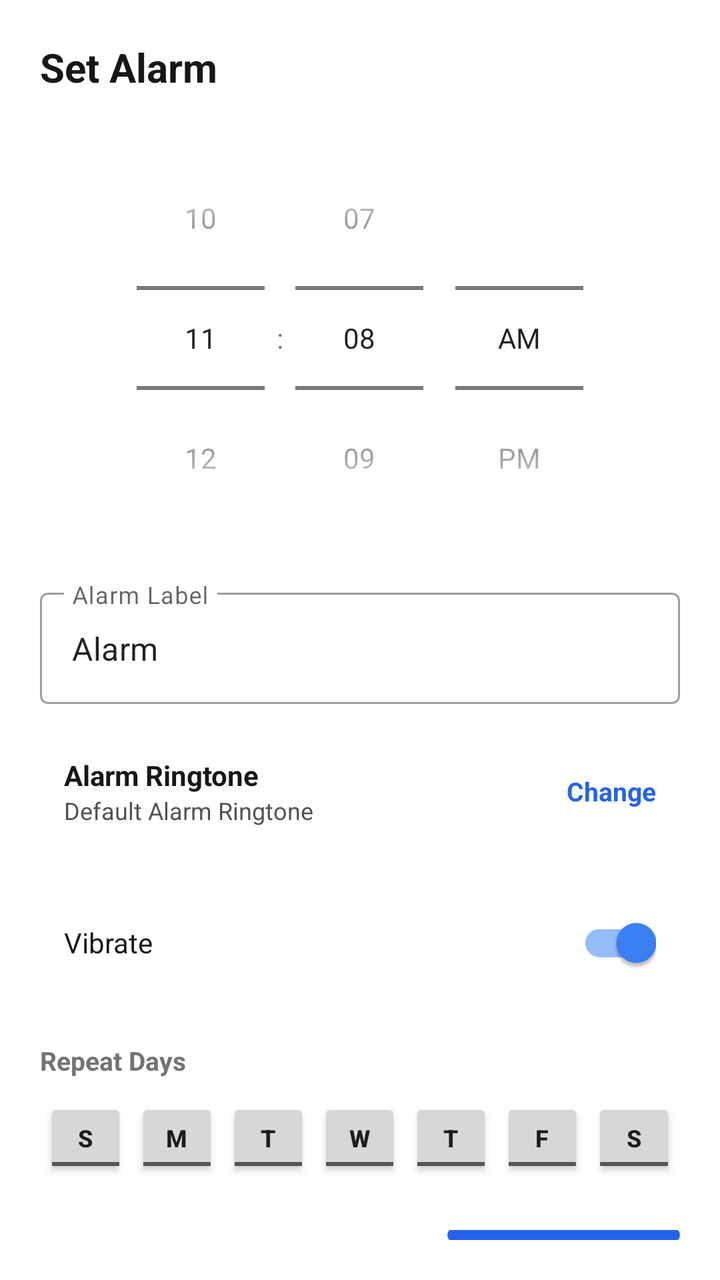
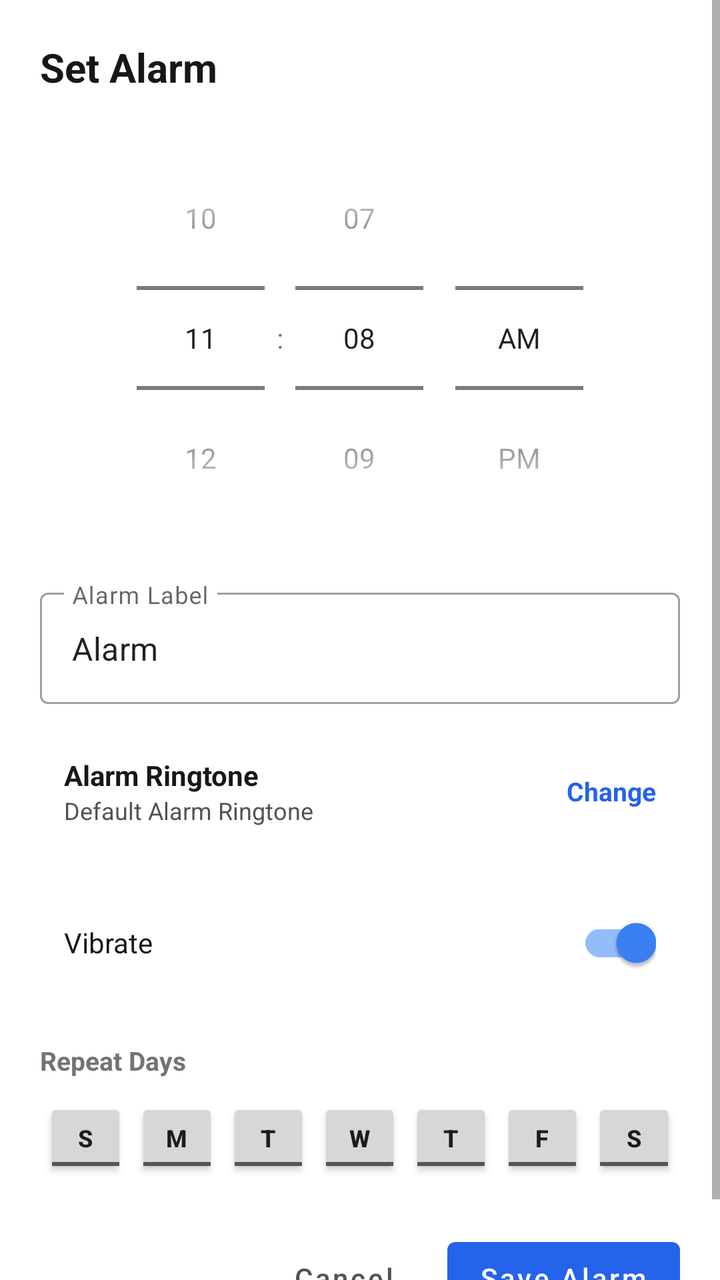

The first picture is an Android layout as it rendered before a commit; the second is the same layout after the commit. The layout source and the unified diff follow.
<!-- AndroidManifest.xml: application theme Theme.Zez -->
<!-- res/layout/dialog_edit_alarm.xml -->
<?xml version="1.0" encoding="utf-8"?>
<LinearLayout
    xmlns:android="http://schemas.android.com/apk/res/android"
    xmlns:app="http://schemas.android.com/apk/res-auto"
    android:layout_width="match_parent"
    android:layout_height="wrap_content"
    android:orientation="vertical"
    android:padding="20dp"
    android:background="@color/theme_surface">

    <TextView
        android:id="@+id/tv_dialog_title"
        android:layout_width="wrap_content"
        android:layout_height="wrap_content"
        android:text="Set Alarm"
        android:textSize="20sp"
        android:textStyle="bold"
        android:textColor="@color/theme_text_primary"
        android:layout_marginBottom="16dp" />

    
    <TimePicker
        android:id="@+id/time_picker"
        android:layout_width="match_parent"
        android:layout_height="wrap_content"
        android:timePickerMode="spinner"
        android:layout_gravity="center"
        android:layout_marginBottom="16dp" />

    
    <com.google.android.material.textfield.TextInputLayout
        android:layout_width="match_parent"
        android:layout_height="wrap_content"
        android:hint="Alarm Label"
        style="@style/Widget.MaterialComponents.TextInputLayout.OutlinedBox"
        android:layout_marginBottom="14dp">

        <com.google.android.material.textfield.TextInputEditText
            android:id="@+id/et_alarm_label"
            android:layout_width="match_parent"
            android:layout_height="wrap_content"
            android:singleLine="true"
            android:text="Alarm" />
    </com.google.android.material.textfield.TextInputLayout>

    
    <LinearLayout
        android:id="@+id/row_select_ringtone"
        android:layout_width="match_parent"
        android:layout_height="wrap_content"
        android:orientation="horizontal"
        android:gravity="center_vertical"
        android:padding="12dp"
        android:background="?attr/selectableItemBackground"
        android:layout_marginBottom="10dp">

        <LinearLayout
            android:layout_width="0dp"
            android:layout_height="wrap_content"
            android:layout_weight="1"
            android:orientation="vertical">

            <TextView
                android:layout_width="wrap_content"
                android:layout_height="wrap_content"
                android:text="Alarm Ringtone"
                android:textSize="14sp"
                android:textStyle="bold"
                android:textColor="@color/theme_text_primary" />

            <TextView
                android:id="@+id/tv_selected_ringtone"
                android:layout_width="wrap_content"
                android:layout_height="wrap_content"
                android:text="Default Alarm Ringtone"
                android:textSize="12sp"
                android:textColor="@color/theme_text_secondary" />
        </LinearLayout>

        <TextView
            android:layout_width="wrap_content"
            android:layout_height="wrap_content"
            android:text="Change"
            android:textSize="13sp"
            android:textStyle="bold"
            android:textColor="@color/primary" />
    </LinearLayout>

    
    <LinearLayout
        android:layout_width="match_parent"
        android:layout_height="wrap_content"
        android:orientation="horizontal"
        android:gravity="center_vertical"
        android:padding="12dp"
        android:layout_marginBottom="14dp">

        <TextView
            android:layout_width="0dp"
            android:layout_height="wrap_content"
            android:layout_weight="1"
            android:text="Vibrate"
            android:textSize="14sp"
            android:textColor="@color/theme_text_primary" />

        <com.google.android.material.switchmaterial.SwitchMaterial
            android:id="@+id/switch_vibrate"
            android:layout_width="wrap_content"
            android:layout_height="wrap_content"
            android:checked="true" />
    </LinearLayout>

    
    <TextView
        android:layout_width="wrap_content"
        android:layout_height="wrap_content"
        android:text="Repeat Days"
        android:textSize="13sp"
        android:textStyle="bold"
        android:textColor="@color/theme_text_muted"
        android:layout_marginBottom="8dp" />

    <LinearLayout
        android:layout_width="match_parent"
        android:layout_height="wrap_content"
        android:orientation="horizontal"
        android:weightSum="7"
        android:gravity="center"
        android:layout_marginBottom="24dp">

        <ToggleButton
            android:id="@+id/tb_sun"
            android:layout_width="0dp"
            android:layout_height="40dp"
            android:layout_weight="1"
            android:layout_margin="2dp"
            android:textOn="S"
            android:textOff="S"
            android:textSize="12sp"
            android:textStyle="bold" />

        <ToggleButton
            android:id="@+id/tb_mon"
            android:layout_width="0dp"
            android:layout_height="40dp"
            android:layout_weight="1"
            android:layout_margin="2dp"
            android:textOn="M"
            android:textOff="M"
            android:textSize="12sp"
            android:textStyle="bold" />

        <ToggleButton
            android:id="@+id/tb_tue"
            android:layout_width="0dp"
            android:layout_height="40dp"
            android:layout_weight="1"
            android:layout_margin="2dp"
            android:textOn="T"
            android:textOff="T"
            android:textSize="12sp"
            android:textStyle="bold" />

        <ToggleButton
            android:id="@+id/tb_wed"
            android:layout_width="0dp"
            android:layout_height="40dp"
            android:layout_weight="1"
            android:layout_margin="2dp"
            android:textOn="W"
            android:textOff="W"
            android:textSize="12sp"
            android:textStyle="bold" />

        <ToggleButton
            android:id="@+id/tb_thu"
            android:layout_width="0dp"
            android:layout_height="40dp"
            android:layout_weight="1"
            android:layout_margin="2dp"
            android:textOn="T"
            android:textOff="T"
            android:textSize="12sp"
            android:textStyle="bold" />

        <ToggleButton
            android:id="@+id/tb_fri"
            android:layout_width="0dp"
            android:layout_height="40dp"
            android:layout_weight="1"
            android:layout_margin="2dp"
            android:textOn="F"
            android:textOff="F"
            android:textSize="12sp"
            android:textStyle="bold" />

        <ToggleButton
            android:id="@+id/tb_sat"
            android:layout_width="0dp"
            android:layout_height="40dp"
            android:layout_weight="1"
            android:layout_margin="2dp"
            android:textOn="S"
            android:textOff="S"
            android:textSize="12sp"
            android:textStyle="bold" />
    </LinearLayout>

    
    <LinearLayout
        android:layout_width="match_parent"
        android:layout_height="wrap_content"
        android:orientation="horizontal"
        android:gravity="end">

        <Button
            android:id="@+id/btn_dialog_delete"
            style="@style/Widget.MaterialComponents.Button.TextButton"
            android:layout_width="wrap_content"
            android:layout_height="wrap_content"
            android:text="Delete"
            android:textColor="@color/call_missed"
            android:textAllCaps="false"
            android:visibility="gone" />

        <View
            android:layout_width="0dp"
            android:layout_height="0dp"
            android:layout_weight="1" />

        <Button
            android:id="@+id/btn_dialog_cancel"
            style="@style/Widget.MaterialComponents.Button.TextButton"
            android:layout_width="wrap_content"
            android:layout_height="wrap_content"
            android:text="Cancel"
            android:textColor="@color/theme_text_secondary"
            android:textAllCaps="false" />

        <Button
            android:id="@+id/btn_dialog_save"
            android:layout_width="wrap_content"
            android:layout_height="wrap_content"
            android:text="Save Alarm"
            android:textAllCaps="false"
            android:layout_marginStart="8dp" />
    </LinearLayout>

</LinearLayout>
<!-- resources referenced by this layout -->
<resources>
  <color name="call_missed">#DC2626</color>
  <color name="primary">#2563EB</color>
  <color name="theme_surface">#FFFFFF</color>
  <color name="theme_text_muted">#737373</color>
  <color name="theme_text_primary">#171717</color>
  <color name="theme_text_secondary">#525252</color>
  <style name="Theme.Zez" parent="Theme.MaterialComponents.DayNight.NoActionBar">
          <item name="colorPrimary">@color/primary</item>
          <item name="colorPrimaryDark">@color/primary_dark</item>
          <item name="colorAccent">@color/accent</item>
          <item name="android:windowBackground">@color/theme_background</item>
          <item name="colorSurface">@color/theme_surface</item>
      </style>
  <color name="primary_dark">#1D4ED8</color>
  <color name="accent">#3B82F6</color>
  <color name="theme_background">#FAFAFA</color>
</resources>

<!-- the commit's change to res/layout/dialog_edit_alarm.xml (unified diff, before → after) -->
@@ -1,12 +1,18 @@
 <?xml version="1.0" encoding="utf-8"?>
-<LinearLayout
+<androidx.core.widget.NestedScrollView
     xmlns:android="http://schemas.android.com/apk/res/android"
     xmlns:app="http://schemas.android.com/apk/res-auto"
     android:layout_width="match_parent"
     android:layout_height="wrap_content"
-    android:orientation="vertical"
-    android:padding="20dp"
-    android:background="@color/theme_surface">
+    android:fillViewport="true"
+    android:scrollbars="vertical">
+
+    <LinearLayout
+        android:layout_width="match_parent"
+        android:layout_height="wrap_content"
+        android:orientation="vertical"
+        android:padding="20dp"
+        android:background="@color/theme_surface">
 
     <TextView
         android:id="@+id/tv_dialog_title"
@@ -247,3 +253,4 @@
     </LinearLayout>
 
 </LinearLayout>
+</androidx.core.widget.NestedScrollView>
